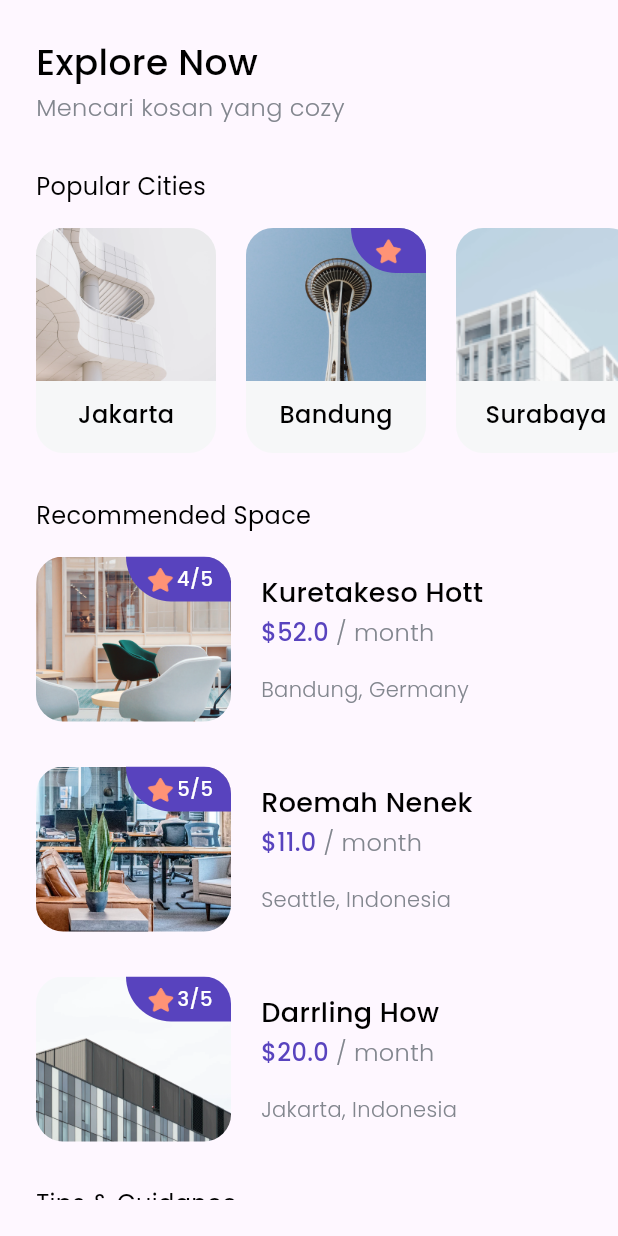
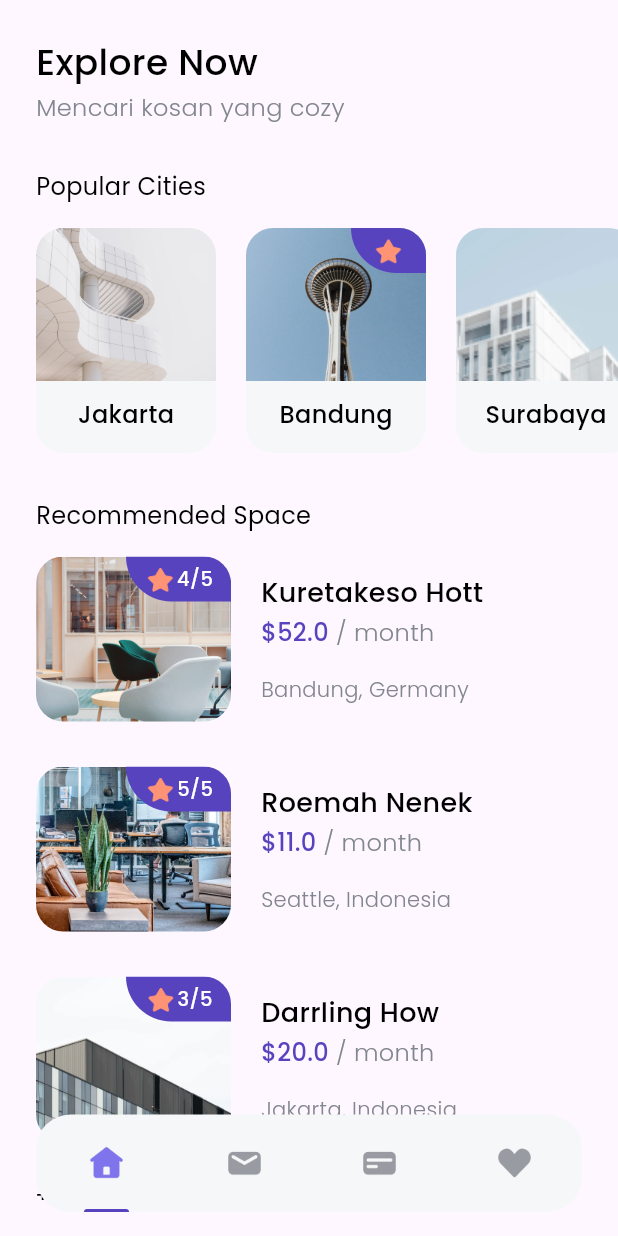
Before and after one commit to prasetyodidi/flutter-find-house-app, a Flutter app: the HomePage screen opened directly, on a phone screen of 412 x 824 dp. Run offline on Flutter 3.47's test engine with Material 3 defaults, Android fonts, the phone set to English and light mode, and no system bars; our stand-ins replace google_fonts.

Commit message:
feat: home page bottom bar

```diff
--- a/lib/pages/home_page.dart
+++ b/lib/pages/home_page.dart
@@ -2,6 +2,7 @@ import 'package:bwa_cozy/models/city.dart';
 import 'package:bwa_cozy/models/space.dart';
 import 'package:bwa_cozy/models/tips.dart';
 import 'package:bwa_cozy/theme.dart';
+import 'package:bwa_cozy/widgets/bottom_navbar_item.dart';
 import 'package:bwa_cozy/widgets/city_card.dart';
 import 'package:bwa_cozy/widgets/space_card.dart';
 import 'package:bwa_cozy/widgets/tips_card.dart';
@@ -123,9 +124,39 @@ class HomePage extends StatelessWidget {
                             updatedAt: '11 Dec'))
                       ],
                     ),
-                  )
+                  ),
+                  SizedBox(height: 50),
                 ],
               ))),
+      floatingActionButton: Container(
+        height: 65,
+        width: MediaQuery.of(context).size.width - (2 * edge),
+        margin: EdgeInsets.symmetric(horizontal: edge),
+        decoration: BoxDecoration(
+            color: Color(0xffF6F7F8), borderRadius: BorderRadius.circular(23)),
+        child: Row(
+          mainAxisAlignment: MainAxisAlignment.spaceAround,
+          children: [
+            BottomNavbarItem(
+              imageUrl: 'assets/icon_home_solid.png',
+              isActive: true,
+            ),
+            BottomNavbarItem(
+              imageUrl: 'assets/icon_mail_solid.png',
+              isActive: false,
+            ),
+            BottomNavbarItem(
+              imageUrl: 'assets/icon_card_solid.png',
+              isActive: false,
+            ),
+            BottomNavbarItem(
+              imageUrl: 'assets/icon_love_solid.png',
+              isActive: false,
+            ),
+          ],
+        ),
+      ),
+      floatingActionButtonLocation: FloatingActionButtonLocation.centerFloat,
     );
   }
 }
--- /dev/null
+++ b/lib/widgets/bottom_navbar_item.dart
@@ -0,0 +1,32 @@
+import 'package:bwa_cozy/theme.dart';
+import 'package:flutter/material.dart';
+
+class BottomNavbarItem extends StatelessWidget {
+  final String imageUrl;
+  final bool isActive;
+
+  BottomNavbarItem({required this.imageUrl, required this.isActive});
+
+  @override
+  Widget build(BuildContext context) {
+    return Column(
+      children: [
+        Spacer(),
+        Image.asset(imageUrl, width: 26),
+        Spacer(),
+        isActive
+            ? Container(
+                width: 30,
+                height: 2,
+                decoration: BoxDecoration(
+                  color: purpleColor,
+                  borderRadius: BorderRadius.vertical(
+                    top: Radius.circular(1000),
+                  ),
+                ),
+              )
+            : Container()
+      ],
+    );
+  }
+}
```
Also changed, not shown: assets/icon_card_solid.png (added), assets/icon_home_solid.png (added), assets/icon_love_solid.png (added), assets/icon_mail_solid.png (added).
